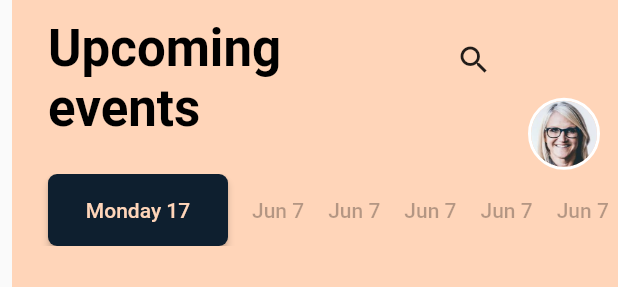
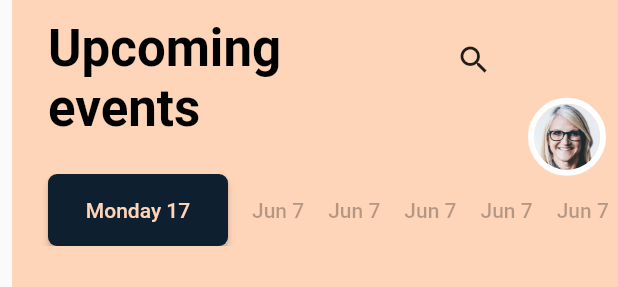
Before and after one commit to SergeyShustikov/flutter_ui_challenges, a Flutter app: the _ExpandedAppBar widget shown alone on an empty page, opened directly, on a phone screen of 412 x 824 dp. Shown: the top 287 px of the screen. Run offline on Flutter 3.47's test engine with Material 2 defaults, Android fonts, the phone set to English and light mode, and no system bars.

Commit message:
Small fixes

```diff
--- a/lib/challenge_1/challenge_1.dart
+++ b/lib/challenge_1/challenge_1.dart
@@ -197,7 +197,7 @@ class _ExpandedAppBarState extends State<_ExpandedAppBar> with SingleTickerProvi
                     decoration: BoxDecoration(
                       borderRadius: BorderRadius.circular(99),
                       border: Border.all(
-                        width: 2,
+                        width: 4,
                         color: Colors.white,
                       ),
                     ),
```
